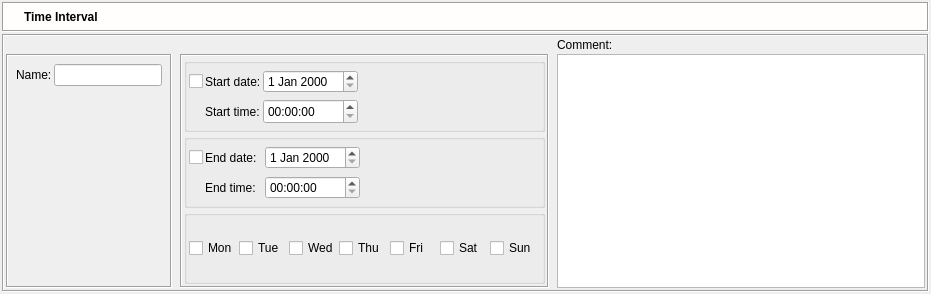
First picture: the form in src/gui/timedialog_q.ui, repository fwbuilder/fwbuilder, before the edit.
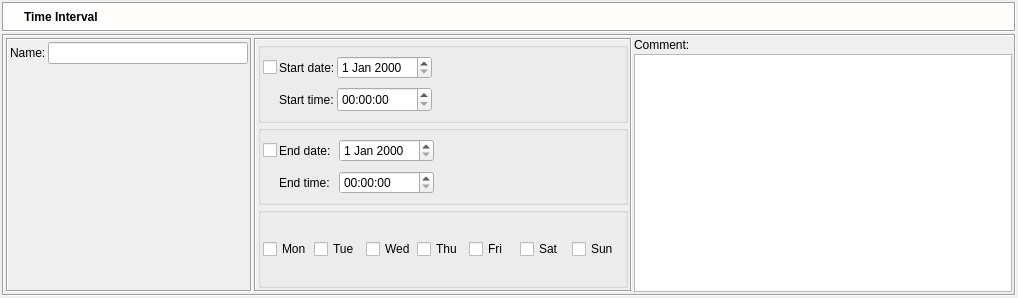
Second picture: the form after the edit. Icons and pictures are not drawn.

```diff
--- a/src/gui/timedialog_q.ui
+++ b/src/gui/timedialog_q.ui
@@ -8,8 +8,8 @@
    <rect>
     <x>0</x>
     <y>0</y>
-    <width>931</width>
-    <height>294</height>
+    <width>1018</width>
+    <height>298</height>
    </rect>
   </property>
   <property name="windowTitle" >
@@ -217,35 +217,7 @@
         <enum>QFrame::Sunken</enum>
        </property>
        <layout class="QGridLayout" >
-        <property name="leftMargin" >
-         <number>2</number>
-        </property>
-        <property name="topMargin" >
-         <number>2</number>
-        </property>
-        <property name="rightMargin" >
-         <number>2</number>
-        </property>
-        <property name="bottomMargin" >
-         <number>2</number>
-        </property>
-        <property name="horizontalSpacing" >
-         <number>8</number>
-        </property>
-        <property name="verticalSpacing" >
-         <number>2</number>
-        </property>
-        <item row="0" column="2" >
-         <widget class="QLabel" name="textLabel2" >
-          <property name="text" >
-           <string>Comment:</string>
-          </property>
-          <property name="wordWrap" >
-           <bool>false</bool>
-          </property>
-         </widget>
-        </item>
-        <item row="1" column="0" >
+        <item rowspan="2" row="0" column="0" >
          <widget class="QFrame" name="frame32" >
           <property name="frameShape" >
            <enum>QFrame::Box</enum>
@@ -254,24 +226,6 @@
            <enum>QFrame::Sunken</enum>
           </property>
           <layout class="QGridLayout" >
-           <property name="leftMargin" >
-            <number>8</number>
-           </property>
-           <property name="topMargin" >
-            <number>8</number>
-           </property>
-           <property name="rightMargin" >
-            <number>8</number>
-           </property>
-           <property name="bottomMargin" >
-            <number>8</number>
-           </property>
-           <property name="horizontalSpacing" >
-            <number>2</number>
-           </property>
-           <property name="verticalSpacing" >
-            <number>8</number>
-           </property>
            <item row="0" column="0" >
             <widget class="QLabel" name="textLabel1" >
              <property name="text" >
@@ -282,22 +236,6 @@
              </property>
             </widget>
            </item>
-           <item row="2" column="0" >
-            <spacer>
-             <property name="orientation" >
-              <enum>Qt::Vertical</enum>
-             </property>
-             <property name="sizeType" >
-              <enum>QSizePolicy::MinimumExpanding</enum>
-             </property>
-             <property name="sizeHint" >
-              <size>
-               <width>20</width>
-               <height>5</height>
-              </size>
-             </property>
-            </spacer>
-           </item>
            <item row="0" column="1" >
             <widget class="QLineEdit" name="obj_name" >
              <property name="sizePolicy" >
@@ -308,16 +246,32 @@
              </property>
              <property name="minimumSize" >
               <size>
-               <width>0</width>
+               <width>200</width>
                <height>0</height>
               </size>
              </property>
             </widget>
            </item>
+           <item row="1" column="0" >
+            <spacer>
+             <property name="orientation" >
+              <enum>Qt::Vertical</enum>
+             </property>
+             <property name="sizeType" >
+              <enum>QSizePolicy::MinimumExpanding</enum>
+             </property>
+             <property name="sizeHint" >
+              <size>
+               <width>20</width>
+               <height>5</height>
+              </size>
+             </property>
+            </spacer>
+           </item>
           </layout>
          </widget>
         </item>
-        <item row="1" column="1" >
+        <item rowspan="2" row="0" column="1" >
          <widget class="QFrame" name="frame18" >
           <property name="minimumSize" >
            <size>
@@ -588,6 +542,22 @@
           </layout>
          </widget>
         </item>
+        <item row="0" column="2" >
+         <widget class="QLabel" name="textLabel2" >
+          <property name="sizePolicy" >
+           <sizepolicy vsizetype="Fixed" hsizetype="Preferred" >
+            <horstretch>0</horstretch>
+            <verstretch>0</verstretch>
+           </sizepolicy>
+          </property>
+          <property name="text" >
+           <string>Comment:</string>
+          </property>
+          <property name="wordWrap" >
+           <bool>false</bool>
+          </property>
+         </widget>
+        </item>
         <item row="1" column="2" >
          <widget class="QTextEdit" name="comment" >
           <property name="sizePolicy" >
```
